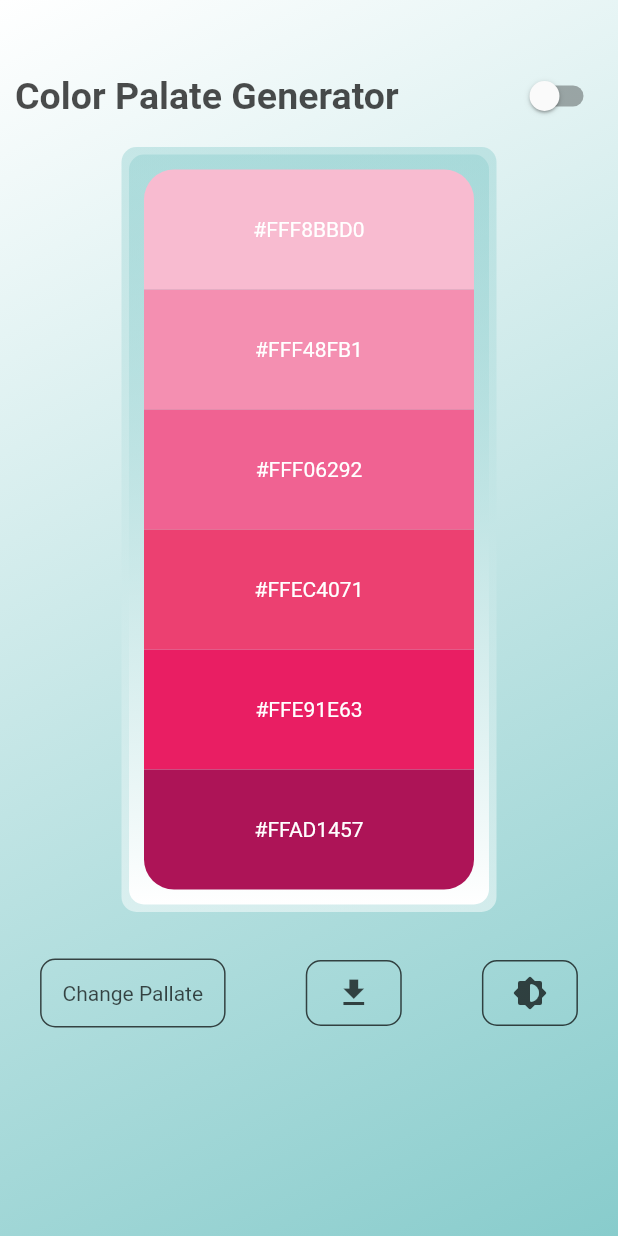
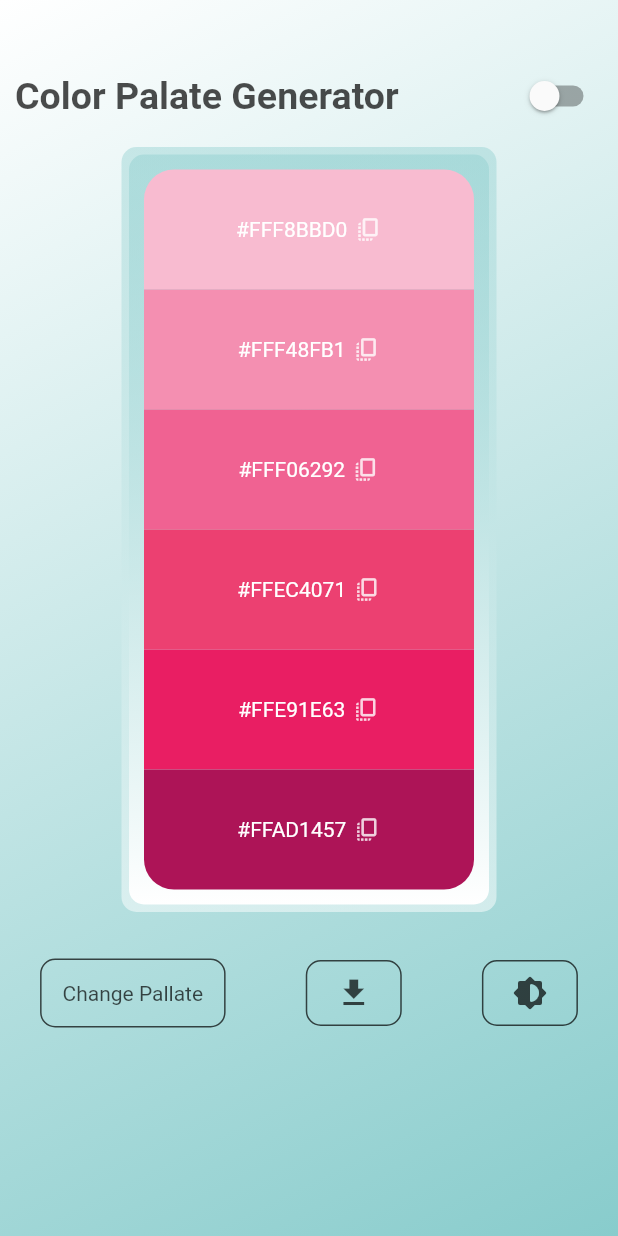
Before and after one commit to voravi/Color-Pallate-Generator-App, a Flutter app: the screen it shows after launch, on a phone screen of 412 x 824 dp. Run offline on Flutter 3.47's test engine with Material 2 defaults, Android fonts, the phone set to English and light mode, and no system bars; drawn by our look-alikes of screenshot; our stand-ins replace image_gallery_saver; Roboto replaces fonts that are missing (Poppins).

Commit message:
pallate Generator

```diff
--- a/lib/views/home_screen/page/home_screen.dart
+++ b/lib/views/home_screen/page/home_screen.dart
@@ -24,7 +24,6 @@ class _ColorPelletsState extends State<ColorPellets> {
 
   defaultProvider() {
     Provider.of<PaletteProvider>(context, listen: false).changePalette(index: 0);
-    Provider.of<PaletteProvider>(context, listen: false).changeColorPalette();
   }
 
   @override
@@ -143,9 +142,26 @@ class _ColorPelletsState extends State<ColorPellets> {
                           ),
                         ),
                         child: Center(
-                          child: Text(
+                          child: Row(
+                            mainAxisAlignment: MainAxisAlignment.center,
+                            children: [
+                              Text(
                                 "#${palette.codeList[0]}",
                                 style: TextStyle(color: Colors.white),
+                              ),
+                              SizedBox(width: 5,),
+                              GestureDetector(
+                                onTap: () {
+                                  Clipboard.setData(ClipboardData(text: "${palette.codeList[0]}"));
+                                  ScaffoldMessenger.of(context).showSnackBar(SnackBar(content: Text("Copied To ClipBoard!"),backgroundColor: Colors.greenAccent,),);
+                                },
+                                child: Icon(
+                                  Icons.copy_all_rounded,
+                                  color: Colors.white.withOpacity(0.8),
+                                  size: 18,
+                                ),
+                              ),
+                            ],
                           ),
                         ),
                       ),
@@ -154,9 +170,26 @@ class _ColorPelletsState extends State<ColorPellets> {
                         width: 220,
                         color: palette.colorList[1],
                         child: Center(
-                          child: Text(
+                          child: Row(
+                            mainAxisAlignment: MainAxisAlignment.center,
+                            children: [
+                              Text(
                                 "#${palette.codeList[1]}",
                                 style: TextStyle(color: Colors.white),
+                              ),
+                              SizedBox(width: 5,),
+                              GestureDetector(
+                                onTap: () {
+                                  Clipboard.setData(ClipboardData(text: "${palette.codeList[1]}"));
+                                  ScaffoldMessenger.of(context).showSnackBar(SnackBar(content: Text("Copied To ClipBoard!"),backgroundColor: Colors.greenAccent,),);
+                                },
+                                child: Icon(
+                                  Icons.copy_all_rounded,
+                                  color: Colors.white.withOpacity(0.8),
+                                  size: 18,
+                                ),
+                              ),
+                            ],
                           ),
                         ),
                       ),
@@ -165,9 +198,26 @@ class _ColorPelletsState extends State<ColorPellets> {
                         width: 220,
                         color: palette.colorList[2],
                         child: Center(
-                          child: Text(
+                          child: Row(
+                            mainAxisAlignment: MainAxisAlignment.center,
+                            children: [
+                              Text(
                                 "#${palette.codeList[2]}",
                                 style: TextStyle(color: Colors.white),
+                              ),
+                              SizedBox(width: 5,),
+                              GestureDetector(
+                                onTap: () {
+                                  Clipboard.setData(ClipboardData(text: "${palette.codeList[2]}"));
+                                  ScaffoldMessenger.of(context).showSnackBar(SnackBar(content: Text("Copied To ClipBoard!"),backgroundColor: Colors.greenAccent,),);
+                                },
+                                child: Icon(
+                                  Icons.copy_all_rounded,
+                                  color: Colors.white.withOpacity(0.8),
+                                  size: 18,
+                                ),
+                              ),
+                            ],
                           ),
                         ),
                       ),
@@ -176,9 +226,26 @@ class _ColorPelletsState extends State<ColorPellets> {
                         width: 220,
                         color: palette.colorList[3],
                         child: Center(
-                          child: Text(
+                          child: Row(
+                            mainAxisAlignment: MainAxisAlignment.center,
+                            children: [
+                              Text(
                                 "#${palette.codeList[3]}",
                                 style: TextStyle(color: Colors.white),
+                              ),
+                              SizedBox(width: 5,),
+                              GestureDetector(
+                                onTap: () {
+                                  Clipboard.setData(ClipboardData(text: "${palette.codeList[3]}"));
+                                  ScaffoldMessenger.of(context).showSnackBar(SnackBar(content: Text("Copied To ClipBoard!"),backgroundColor: Colors.greenAccent,),);
+                                },
+                                child: Icon(
+                                  Icons.copy_all_rounded,
+                                  color: Colors.white.withOpacity(0.8),
+                                  size: 18,
+                                ),
+                              ),
+                            ],
                           ),
                         ),
                       ),
@@ -187,9 +254,26 @@ class _ColorPelletsState extends State<ColorPellets> {
                         width: 220,
                         color: palette.colorList[4],
                         child: Center(
-                          child: Text(
+                          child: Row(
+                            mainAxisAlignment: MainAxisAlignment.center,
+                            children: [
+                              Text(
                                 "#${palette.codeList[4]}",
                                 style: TextStyle(color: Colors.white),
+                              ),
+                              SizedBox(width: 5,),
+                              GestureDetector(
+                                onTap: () {
+                                  Clipboard.setData(ClipboardData(text: "${palette.codeList[4]}"));
+                                  ScaffoldMessenger.of(context).showSnackBar(SnackBar(content: Text("Copied To ClipBoard!"),backgroundColor: Colors.greenAccent,),);
+                                },
+                                child: Icon(
+                                  Icons.copy_all_rounded,
+                                  color: Colors.white.withOpacity(0.8),
+                                  size: 18,
+                                ),
+                              ),
+                            ],
                           ),
                         ),
                       ),
@@ -204,9 +288,26 @@ class _ColorPelletsState extends State<ColorPellets> {
                           ),
                         ),
                         child: Center(
-                          child: Text(
+                          child: Row(
+                            mainAxisAlignment: MainAxisAlignment.center,
+                            children: [
+                              Text(
                                 "#${palette.codeList[5]}",
                                 style: TextStyle(color: Colors.white),
+                              ),
+                              SizedBox(width: 5,),
+                              GestureDetector(
+                                onTap: () {
+                                  Clipboard.setData(ClipboardData(text: "${palette.codeList[5]}"));
+                                  ScaffoldMessenger.of(context).showSnackBar(SnackBar(content: Text("Copied To ClipBoard!"),backgroundColor: Colors.greenAccent,),);
+                                },
+                                child: Icon(
+                                  Icons.copy_all_rounded,
+                                  color: Colors.white.withOpacity(0.8),
+                                  size: 18,
+                                ),
+                              ),
+                            ],
                           ),
                         ),
                       ),
@@ -225,13 +326,12 @@ class _ColorPelletsState extends State<ColorPellets> {
                   borderRadius: 10,
                   padding: const EdgeInsets.all(15),
                   onPressed: () {
-                    if(switchValue) {
-                      Provider.of<PaletteProvider>(context,listen: false).changeColorPalette();
+                    if (switchValue) {
+                      Provider.of<PaletteProvider>(context, listen: false).changeColorPalette();
                     } else {
                       (i == 14) ? i = 0 : i++;
                       Provider.of<PaletteProvider>(context, listen: false).changePalette(index: i);
                     }
-
                   },
                   outlineColor: Theme.of(context).primaryColor,
                   child: Text(
```
Lines whose indentation alone changed are shown as unchanged.
